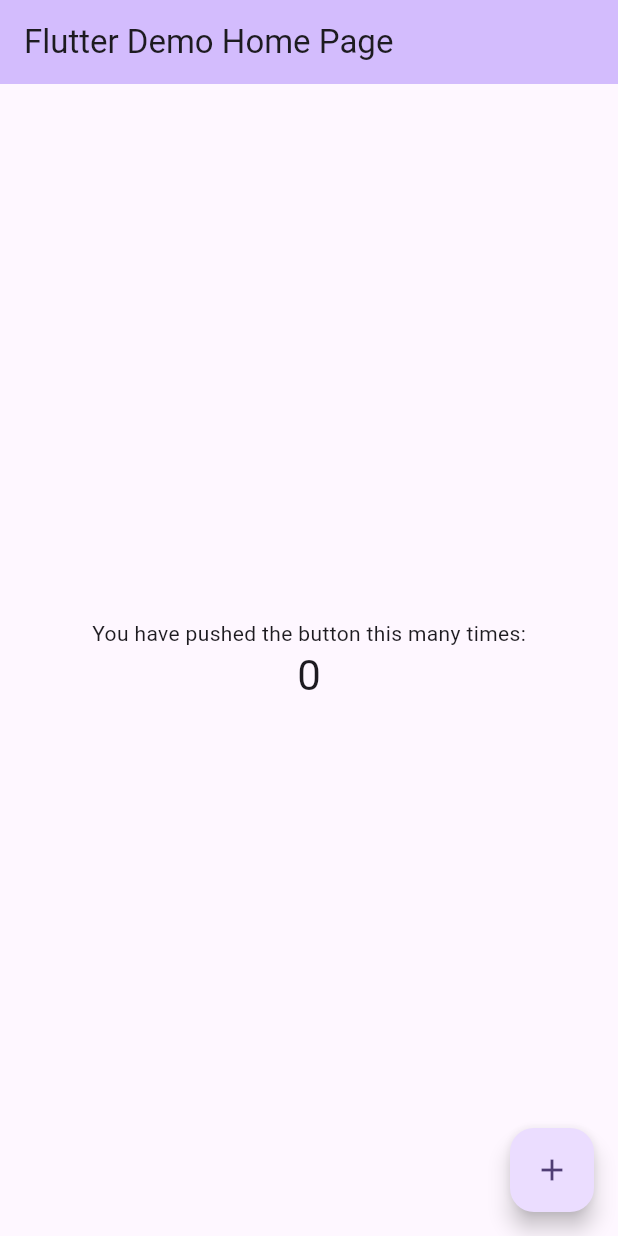
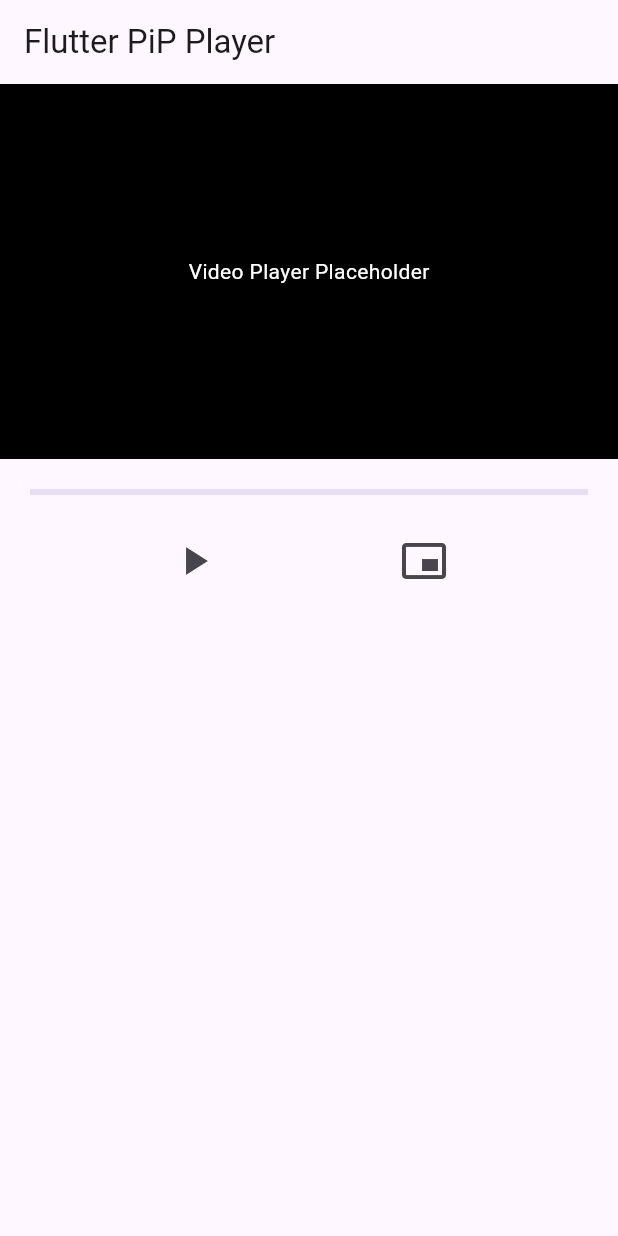
Before and after one commit to Shanmuka-p/flutter_video_player, a Flutter app: the screen it shows after launch, on a phone screen of 412 x 824 dp. Run offline on Flutter 3.47's test engine with Material 3 defaults, Android fonts, the phone set to English and light mode, and no system bars.

Commit message:
feat: implement video player UI shell with test keys

```diff
--- a/lib/main.dart
+++ b/lib/main.dart
@@ -1,4 +1,5 @@
 import 'package:flutter/material.dart';
+import 'screens/video_player_screen.dart';
 
 void main() {
   runApp(const MyApp());
@@ -7,116 +8,15 @@ void main() {
 class MyApp extends StatelessWidget {
   const MyApp({super.key});
 
-  // This widget is the root of your application.
   @override
   Widget build(BuildContext context) {
     return MaterialApp(
-      title: 'Flutter Demo',
+      title: 'Flutter PiP Demo',
       theme: ThemeData(
-        // This is the theme of your application.
-        //
-        // TRY THIS: Try running your application with "flutter run". You'll see
-        // the application has a purple toolbar. Then, without quitting the app,
-        // try changing the seedColor in the colorScheme below to Colors.green
-        // and then invoke "hot reload" (save your changes or press the "hot
-        // reload" button in a Flutter-supported IDE, or press "r" if you used
-        // the command line to start the app).
-        //
-        // Notice that the counter didn't reset back to zero; the application
-        // state is not lost during the reload. To reset the state, use hot
-        // restart instead.
-        //
-        // This works for code too, not just values: Most code changes can be
-        // tested with just a hot reload.
-        colorScheme: ColorScheme.fromSeed(seedColor: Colors.deepPurple),
+        primarySwatch: Colors.blue,
+        useMaterial3: true,
       ),
-      home: const MyHomePage(title: 'Flutter Demo Home Page'),
+      home: const VideoPlayerScreen(),
     );
   }
 }
-
-class MyHomePage extends StatefulWidget {
-  const MyHomePage({super.key, required this.title});
-
-  // This widget is the home page of your application. It is stateful, meaning
-  // that it has a State object (defined below) that contains fields that affect
-  // how it looks.
-
-  // This class is the configuration for the state. It holds the values (in this
-  // case the title) provided by the parent (in this case the App widget) and
-  // used by the build method of the State. Fields in a Widget subclass are
-  // always marked "final".
-
-  final String title;
-
-  @override
-  State<MyHomePage> createState() => _MyHomePageState();
-}
-
-class _MyHomePageState extends State<MyHomePage> {
-  int _counter = 0;
-
-  void _incrementCounter() {
-    setState(() {
-      // This call to setState tells the Flutter framework that something has
-      // changed in this State, which causes it to rerun the build method below
-      // so that the display can reflect the updated values. If we changed
-      // _counter without calling setState(), then the build method would not be
-      // called again, and so nothing would appear to happen.
-      _counter++;
-    });
-  }
-
-  @override
-  Widget build(BuildContext context) {
-    // This method is rerun every time setState is called, for instance as done
-    // by the _incrementCounter method above.
-    //
-    // The Flutter framework has been optimized to make rerunning build methods
-    // fast, so that you can just rebuild anything that needs updating rather
-    // than having to individually change instances of widgets.
-    return Scaffold(
-      appBar: AppBar(
-        // TRY THIS: Try changing the color here to a specific color (to
-        // Colors.amber, perhaps?) and trigger a hot reload to see the AppBar
-        // change color while the other colors stay the same.
-        backgroundColor: Theme.of(context).colorScheme.inversePrimary,
-        // Here we take the value from the MyHomePage object that was created by
-        // the App.build method, and use it to set our appbar title.
-        title: Text(widget.title),
-      ),
-      body: Center(
-        // Center is a layout widget. It takes a single child and positions it
-        // in the middle of the parent.
-        child: Column(
-          // Column is also a layout widget. It takes a list of children and
-          // arranges them vertically. By default, it sizes itself to fit its
-          // children horizontally, and tries to be as tall as its parent.
-          //
-          // Column has various properties to control how it sizes itself and
-          // how it positions its children. Here we use mainAxisAlignment to
-          // center the children vertically; the main axis here is the vertical
-          // axis because Columns are vertical (the cross axis would be
-          // horizontal).
-          //
-          // TRY THIS: Invoke "debug painting" (choose the "Toggle Debug Paint"
-          // action in the IDE, or press "p" in the console), to see the
-          // wireframe for each widget.
-          mainAxisAlignment: MainAxisAlignment.center,
-          children: <Widget>[
-            const Text('You have pushed the button this many times:'),
-            Text(
-              '$_counter',
-              style: Theme.of(context).textTheme.headlineMedium,
-            ),
-          ],
-        ),
-      ),
-      floatingActionButton: FloatingActionButton(
-        onPressed: _incrementCounter,
-        tooltip: 'Increment',
-        child: const Icon(Icons.add),
-      ), // This trailing comma makes auto-formatting nicer for build methods.
-    );
-  }
-}
--- /dev/null
+++ b/lib/screens/video_player_screen.dart
@@ -0,0 +1,70 @@
+import 'package:flutter/material.dart';
+
+class VideoPlayerScreen extends StatefulWidget {
+  const VideoPlayerScreen({super.key});
+
+  @override
+  State<VideoPlayerScreen> createState() => _VideoPlayerScreenState();
+}
+
+class _VideoPlayerScreenState extends State<VideoPlayerScreen> {
+  @override
+  Widget build(BuildContext context) {
+    return Scaffold(
+      appBar: AppBar(title: const Text('Flutter PiP Player')),
+      body: Column(
+        children: [
+          // 1. Video Container with specific Key
+          Container(
+            key: const Key('video-player-container'),
+            height: 250,
+            color: Colors.black, // Placeholder color
+            child: const Center(
+              child: Text(
+                'Video Player Placeholder',
+                style: TextStyle(color: Colors.white),
+              ),
+            ),
+          ),
+          const SizedBox(height: 20),
+
+          // 2. Progress Bar with specific Key
+          const Padding(
+            padding: EdgeInsets.symmetric(horizontal: 20),
+            child: LinearProgressIndicator(
+              key: Key('video-progress-bar'),
+              value: 0.0, // 0% progress for now
+            ),
+          ),
+          const SizedBox(height: 20),
+
+          // Controls Row
+          Row(
+            mainAxisAlignment: MainAxisAlignment.spaceEvenly,
+            children: [
+              // 3. Play/Pause Button with specific Key
+              IconButton(
+                key: const Key('play-pause-button'),
+                onPressed: () {
+                  print("Play/Pause tapped");
+                },
+                icon: const Icon(Icons.play_arrow),
+                iconSize: 32,
+              ),
+
+              // 4. PiP Button with specific Key
+              IconButton(
+                key: const Key('pip-mode-button'),
+                onPressed: () {
+                  print("PiP tapped");
+                },
+                icon: const Icon(Icons.picture_in_picture_alt),
+                iconSize: 32,
+              ),
+            ],
+          ),
+        ],
+      ),
+    );
+  }
+}
```
